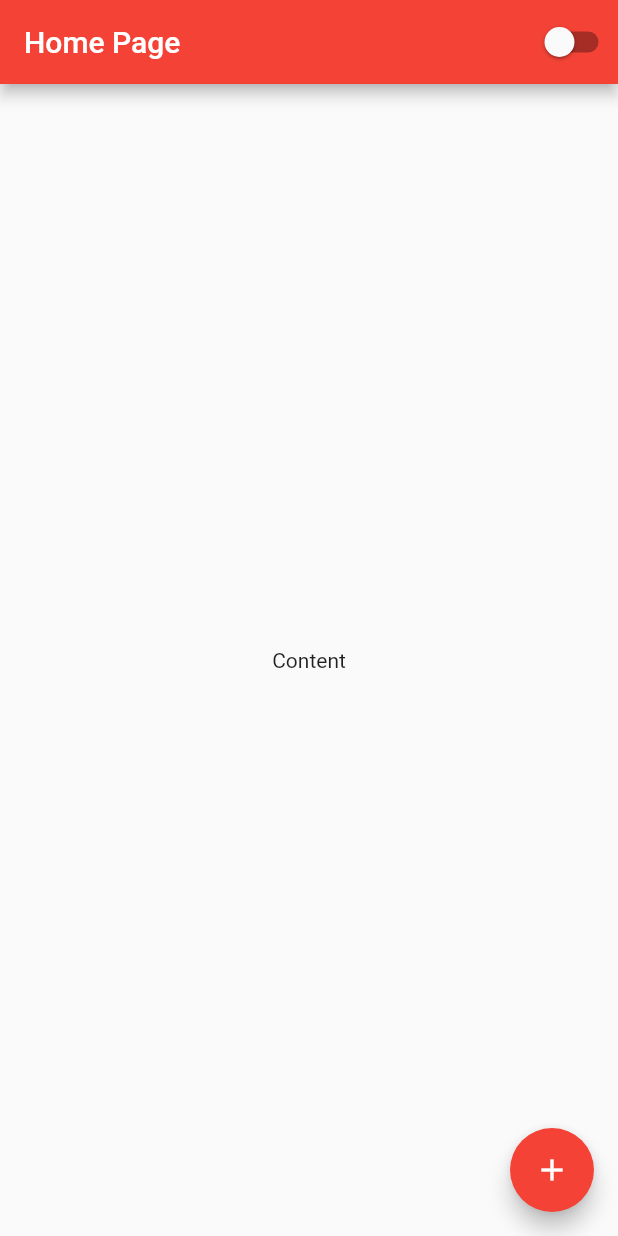
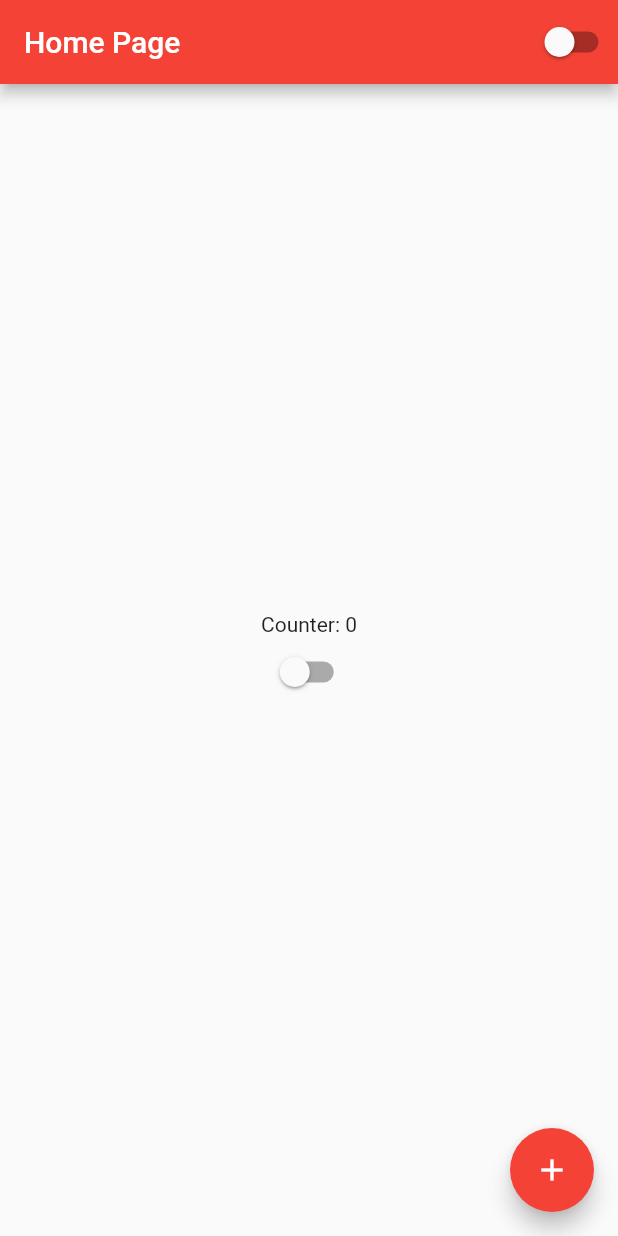
Before and after one commit to ederusena/flutter-lesson, a Flutter app: the screen it shows after launch, on a phone screen of 412 x 824 dp. Run offline on Flutter 3.47's test engine with Material 2 defaults, Android fonts, the phone set to English and light mode, and no system bars.

Commit message:
chore: Columns

```diff
--- a/lib/homepage.dart
+++ b/lib/homepage.dart
@@ -20,8 +20,16 @@ class HomePageState extends State<HomePage> {
         title: Text('Home Page'),
         actions: [CustomSwitch()],
       ),
-      body: Center(
-        child: Text('Content'),
+      body: Container(
+        width: double.infinity,
+        height: double.infinity,
+        child: Column(
+          mainAxisAlignment: MainAxisAlignment.center,
+          children: [
+            Text('Counter: $counter'),
+            CustomSwitch(),
+          ],
+        ),
       ),
       floatingActionButton: FloatingActionButton(
         onPressed: () {
```
